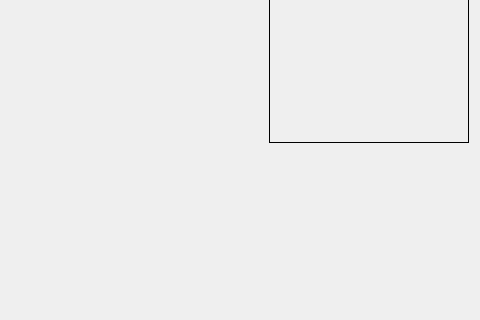
The window that StereoVision/widgetmeasoffline.ui (dzikipasterz/StareoVision) describes before a commit, drawn with Qt 5; both pictures show x 381 to 861 and y 174 to 494 of the 861 by 681 pixel window.
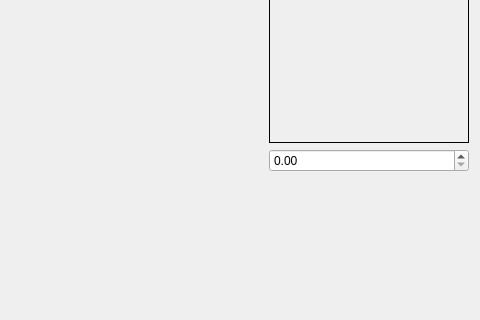
The same window after the commit.

Patch:
```diff
--- a/StereoVision/widgetmeasoffline.ui
+++ b/StereoVision/widgetmeasoffline.ui
@@ -155,6 +155,9 @@
          </property>
         </widget>
        </item>
+       <item>
+        <widget class="QDoubleSpinBox" name="doubleSpinBoxPixelVal"/>
+       </item>
        <item>
         <spacer name="verticalSpacer">
          <property name="orientation">
```
